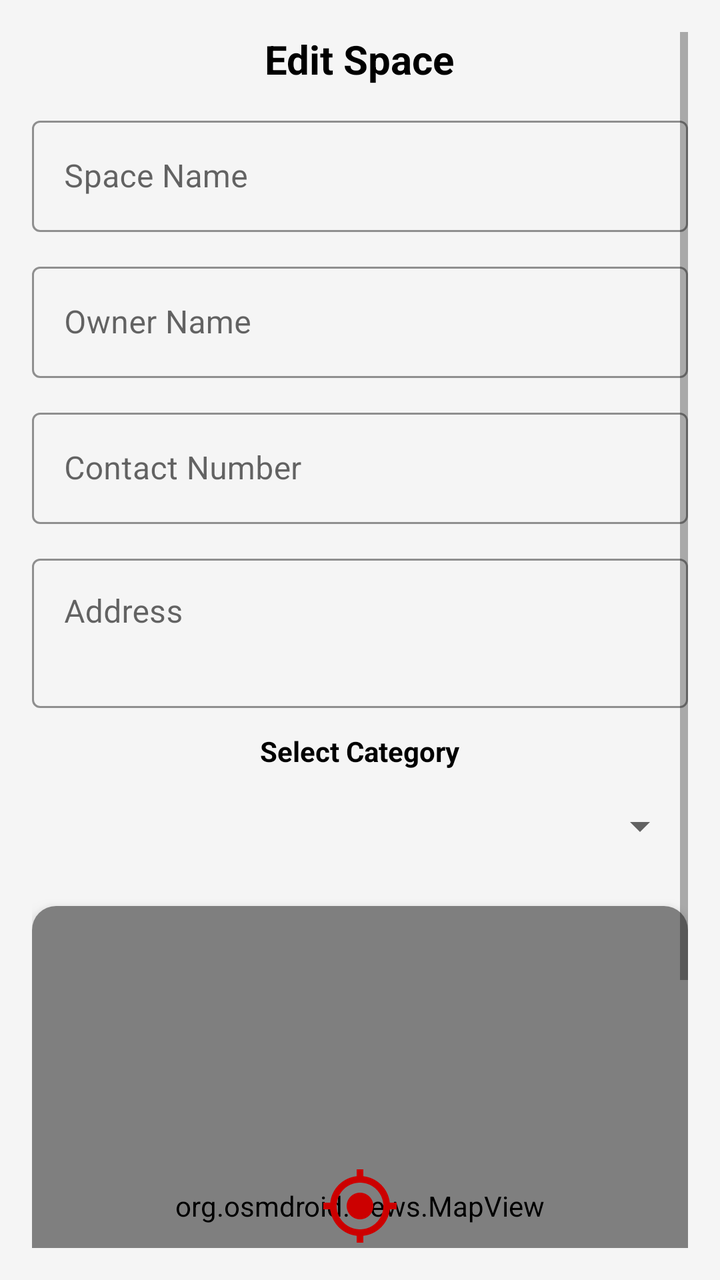
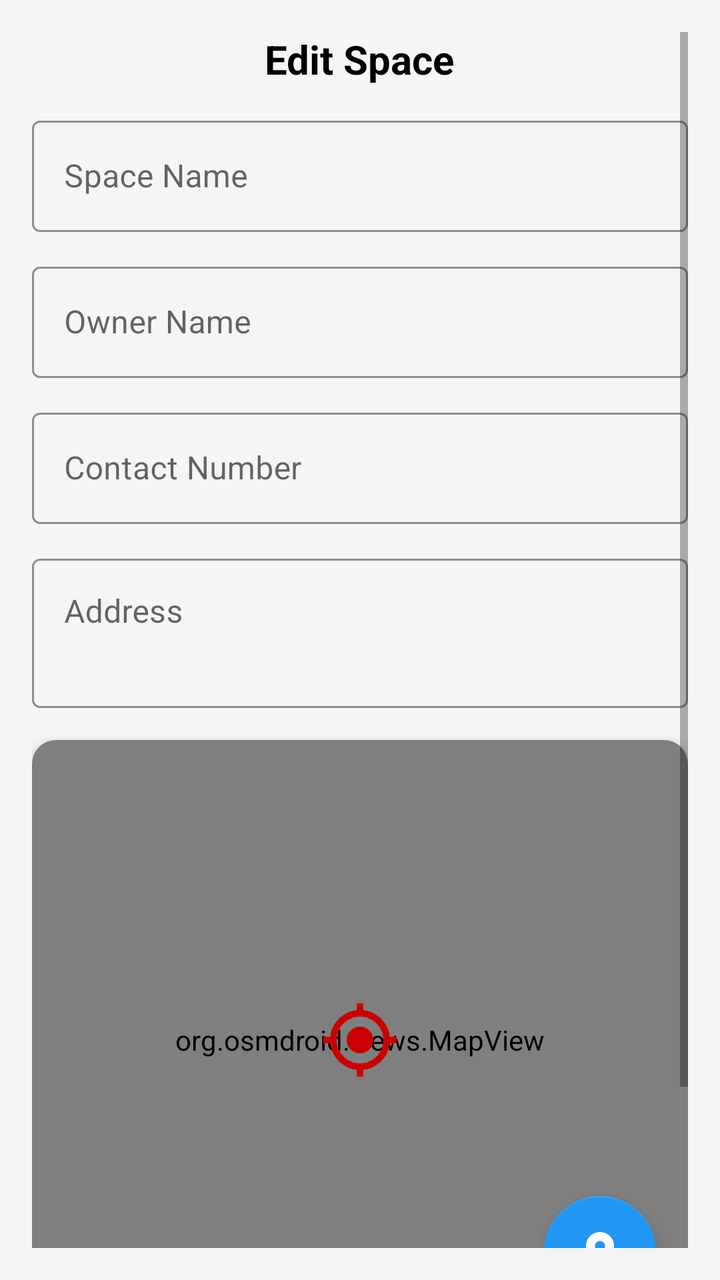

An Android layout rendered at two revisions. The XML below is the earlier revision; the diff shows what the commit changed to produce the second picture.
<!-- AndroidManifest.xml: application theme Theme.FYSA -->
<!-- res/layout/fragment_space_form.xml -->
<?xml version="1.0" encoding="utf-8"?>
<ScrollView xmlns:android="http://schemas.android.com/apk/res/android"
    xmlns:app="http://schemas.android.com/apk/res-auto"
    android:layout_width="match_parent"
    android:layout_height="match_parent"
    android:fillViewport="true"
    android:padding="16dp">

    <LinearLayout
        android:id="@+id/formContainer"
        android:layout_width="match_parent"
        android:layout_height="wrap_content"
        android:gravity="center_horizontal"
        android:orientation="vertical">

        
        <TextView
            android:id="@+id/txtCategory"
            android:layout_width="wrap_content"
            android:layout_height="wrap_content"
            android:layout_gravity="center_horizontal"
            android:layout_marginBottom="12dp"
            android:text="Edit Space"
            android:textColor="@color/textPrimary"
            android:textSize="20sp"
            android:textStyle="bold" />

        
        <com.google.android.material.textfield.TextInputLayout
            android:id="@+id/nameLayout"
            style="@style/Widget.MaterialComponents.TextInputLayout.OutlinedBox"
            android:layout_width="match_parent"
            android:layout_height="wrap_content"
            android:hint="Space Name"
            app:boxBackgroundMode="outline"
            app:boxStrokeColor="@color/linkText"
            app:hintTextColor="@color/textSecondary">

            <com.google.android.material.textfield.TextInputEditText
                android:id="@+id/inputName"
                android:layout_width="match_parent"
                android:layout_height="wrap_content"
                android:textColor="@color/textPrimary"
                android:textColorHint="@color/textSecondary" />
        </com.google.android.material.textfield.TextInputLayout>

        
        <com.google.android.material.textfield.TextInputLayout
            android:id="@+id/ownerNameLayout"
            style="@style/Widget.MaterialComponents.TextInputLayout.OutlinedBox"
            android:layout_width="match_parent"
            android:layout_height="wrap_content"
            android:layout_marginTop="12dp"
            android:hint="Owner Name"
            app:boxBackgroundMode="outline"
            app:boxStrokeColor="@color/linkText"
            app:hintTextColor="@color/textSecondary">

            <com.google.android.material.textfield.TextInputEditText
                android:id="@+id/inputOwnerName"
                android:layout_width="match_parent"
                android:layout_height="wrap_content"
                android:inputType="textPersonName"
                android:textColor="@color/textPrimary"
                android:textColorHint="@color/textSecondary" />
        </com.google.android.material.textfield.TextInputLayout>

        
        <com.google.android.material.textfield.TextInputLayout
            android:id="@+id/contactLayout"
            style="@style/Widget.MaterialComponents.TextInputLayout.OutlinedBox"
            android:layout_width="match_parent"
            android:layout_height="wrap_content"
            android:layout_marginTop="12dp"
            android:hint="Contact Number"
            app:boxBackgroundMode="outline"
            app:boxStrokeColor="@color/linkText"
            app:hintTextColor="@color/textSecondary">

            <com.google.android.material.textfield.TextInputEditText
                android:id="@+id/inputContact"
                android:layout_width="match_parent"
                android:layout_height="wrap_content"
                android:inputType="phone"
                android:textColor="@color/textPrimary"
                android:textColorHint="@color/textSecondary" />
        </com.google.android.material.textfield.TextInputLayout>

        
        <com.google.android.material.textfield.TextInputLayout
            android:id="@+id/addressLayout"
            style="@style/Widget.MaterialComponents.TextInputLayout.OutlinedBox"
            android:layout_width="match_parent"
            android:layout_height="wrap_content"
            android:layout_marginTop="12dp"
            android:hint="Address"
            app:boxBackgroundMode="outline"
            app:boxStrokeColor="@color/linkText"
            app:hintTextColor="@color/textSecondary">

            <com.google.android.material.textfield.TextInputEditText
                android:id="@+id/inputAddress"
                android:layout_width="match_parent"
                android:layout_height="wrap_content"
                android:gravity="top|start"
                android:inputType="textMultiLine"
                android:minLines="2"
                android:textColor="@color/textPrimary"
                android:textColorHint="@color/textSecondary" />
        </com.google.android.material.textfield.TextInputLayout>

        
        <TextView
            android:layout_width="wrap_content"
            android:layout_height="wrap_content"
            android:layout_marginTop="12dp"
            android:text="Select Category"
            android:textColor="@color/textPrimary"
            android:textStyle="bold" />

        <Spinner
            android:id="@+id/spinnerCategory"
            android:layout_width="match_parent"
            android:layout_height="wrap_content"
            android:layout_marginTop="4dp"
            android:minHeight="48dp"
            android:spinnerMode="dropdown" />

        
        <androidx.cardview.widget.CardView
            android:layout_width="match_parent"
            android:layout_height="300dp"
            android:layout_marginTop="16dp"
            app:cardCornerRadius="12dp"
            app:cardElevation="6dp">

            <RelativeLayout
                android:layout_width="match_parent"
                android:layout_height="match_parent">

                <org.osmdroid.views.MapView
                    android:id="@+id/mapView"
                    android:layout_width="match_parent"
                    android:layout_height="match_parent" />

                <ImageView
                    android:id="@+id/crosshair"
                    android:layout_width="40dp"
                    android:layout_height="40dp"
                    android:layout_centerInParent="true"
                    android:src="@drawable/ic_crosshair"
                    app:tint="@android:color/holo_red_dark" />

                <com.google.android.material.floatingactionbutton.FloatingActionButton
                    android:id="@+id/btnMyLocation"
                    android:layout_width="wrap_content"
                    android:layout_height="wrap_content"
                    android:layout_alignParentEnd="true"
                    android:layout_alignParentBottom="true"
                    android:layout_margin="16dp"
                    android:contentDescription="My Location"
                    android:src="@drawable/ic_my_location"
                    app:backgroundTint="@color/linkText" />
            </RelativeLayout>
        </androidx.cardview.widget.CardView>

        
        <com.google.android.material.button.MaterialButton
            android:id="@+id/btnSubmit"
            style="@style/Widget.MaterialComponents.Button"
            android:layout_width="match_parent"
            android:layout_height="wrap_content"
            android:layout_marginTop="20dp"
            android:text="Save Changes"
            app:cornerRadius="12dp" />
    </LinearLayout>
</ScrollView>
<!-- resources referenced by this layout -->
<resources>
  <color name="linkText">#2196F3</color>
  <color name="textPrimary">#000000</color>
  <color name="textSecondary">#555555</color>
  <!-- drawable ic_crosshair (drawable) -->
  <?xml version="1.0" encoding="utf-8"?>
  <vector xmlns:android="http://schemas.android.com/apk/res/android"
      android:width="24dp"
      android:height="24dp"
      android:viewportWidth="24"
      android:viewportHeight="24">
  
      <path
          android:pathData="M0 0h24v24H0z" />
      <path
          android:fillColor="#000000"
          android:pathData="M12 8c-2.21 0-4 1.79-4 4s1.79 4 4 4 4-1.79 4-4-1.79-4-4-4zm8.94 3c-0.46-4.17-3.77-7.48-7.94-7.94V1h-2v2.06C6.83 3.52 3.52 6.83 3.06 11H1v2h2.06c0.46 4.17 3.77 7.48 7.94 7.94V23h2v-2.06c4.17-0.46 7.48-3.77 7.94-7.94H23v-2h-2.06zM12 19c-3.87 0-7-3.13-7-7s3.13-7 7-7 7 3.13 7 7-3.13 7-7 7z" />
  </vector>
  <!-- drawable ic_my_location (drawable) -->
  <?xml version="1.0" encoding="utf-8"?>
  <vector xmlns:android="http://schemas.android.com/apk/res/android"
      android:width="24dp"
      android:height="24dp"
      android:viewportWidth="24"
      android:viewportHeight="24">
  
      <path
          android:pathData="M0 0h24v24H0z" />
      <path
          android:fillColor="#000000"
          android:pathData="M12 2C8.13 2 5 5.13 5 9c0 5.25 7 13 7 13s7-7.75 7-13c0-3.87-3.13-7-7-7zm0 9.5c-1.38 0-2.5-1.12-2.5-2.5s1.12-2.5 2.5-2.5 2.5 1.12 2.5 2.5-1.12 2.5-2.5 2.5z" />
  </vector>
  <style name="Theme.FYSA" parent="Theme.MaterialComponents.DayNight.NoActionBar">
          <item name="colorPrimary">@color/btnPrimary</item>
          <item name="colorPrimaryVariant">@color/btnPrimary</item>
          <item name="colorOnPrimary">@color/btnTextPrimary</item>
  
          <item name="colorSecondary">@color/btnSecondary</item>
          <item name="colorSecondaryVariant">@color/btnSecondary</item>
          <item name="colorOnSecondary">@color/btnTextSecondary</item>
  
          <item name="android:colorBackground">@color/bgColor</item>
          <item name="colorSurface">@color/bgColor</item>
          <item name="colorOnSurface">@color/textPrimary</item>
  
          <item name="android:statusBarColor" tools:targetApi="l">?attr/colorPrimary</item>
          <item name="android:windowLightStatusBar">true</item>
  
          <item name="materialButtonStyle">@style/Widget.MaterialComponents.Button</item>
          <item name="materialButtonOutlinedStyle">@style/Widget.MaterialComponents.Button.OutlinedButton</item>
      </style>
  <color name="btnPrimary">#3F51B5</color>
  <color name="btnTextPrimary">#FFFFFF</color>
  <color name="btnSecondary">#FF9800</color>
  <color name="btnTextSecondary">#FFFFFF</color>
  <color name="bgColor">#F5F5F5</color>
</resources>

<!-- the commit's change to res/layout/fragment_space_form.xml (unified diff, before → after) -->
@@ -110,23 +110,6 @@
         </com.google.android.material.textfield.TextInputLayout>
 
         
-        <TextView
-            android:layout_width="wrap_content"
-            android:layout_height="wrap_content"
-            android:layout_marginTop="12dp"
-            android:text="Select Category"
-            android:textColor="@color/textPrimary"
-            android:textStyle="bold" />
-
-        <Spinner
-            android:id="@+id/spinnerCategory"
-            android:layout_width="match_parent"
-            android:layout_height="wrap_content"
-            android:layout_marginTop="4dp"
-            android:minHeight="48dp"
-            android:spinnerMode="dropdown" />
-
-        
         <androidx.cardview.widget.CardView
             android:layout_width="match_parent"
             android:layout_height="300dp"
